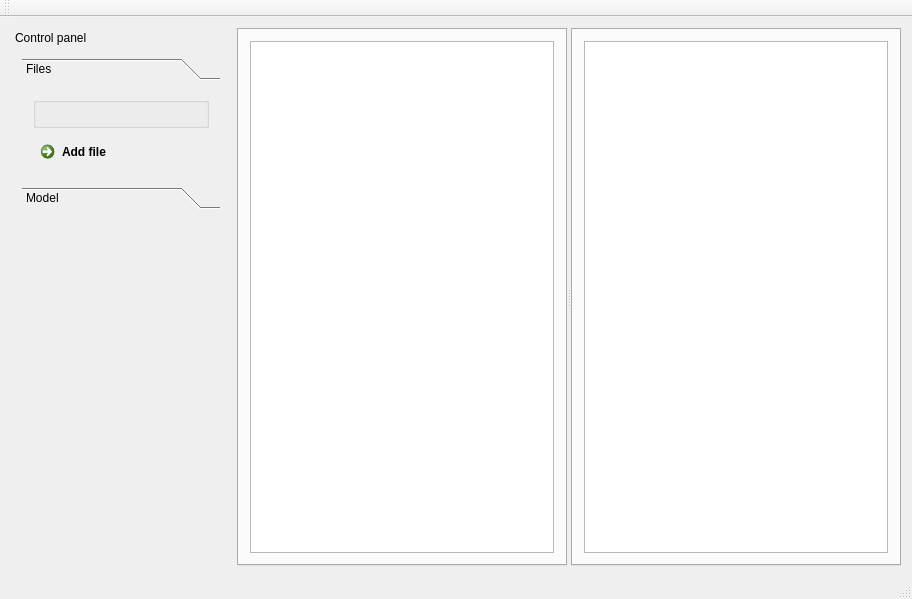
Qt form mainwindow.ui (gurmaaan/ParamsViewer) before a commit.
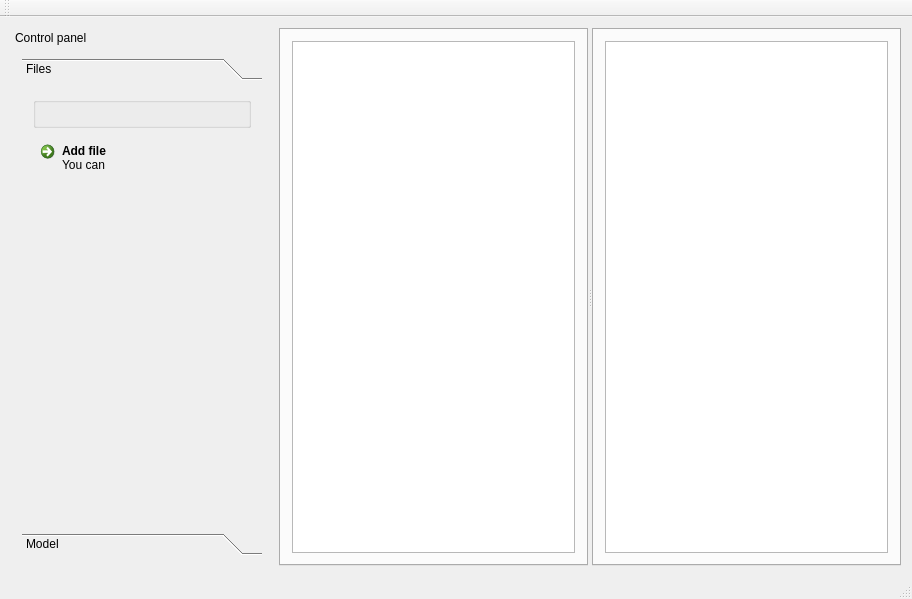
The same form after that commit. Icons and pictures are not drawn. Custom widgets are drawn as their Qt base class.

Diff of the .ui file:
```diff
--- a/mainwindow.ui
+++ b/mainwindow.ui
@@ -29,8 +29,8 @@
       </property>
       <property name="minimumSize">
        <size>
-        <width>220</width>
-        <height>175</height>
+        <width>258</width>
+        <height>208</height>
        </size>
       </property>
       <property name="features">
@@ -47,11 +47,17 @@
         <item>
          <widget class="QToolBox" name="toolBox">
           <property name="sizePolicy">
-           <sizepolicy hsizetype="Preferred" vsizetype="Maximum">
+           <sizepolicy hsizetype="Preferred" vsizetype="Minimum">
             <horstretch>0</horstretch>
             <verstretch>0</verstretch>
            </sizepolicy>
           </property>
+          <property name="minimumSize">
+           <size>
+            <width>240</width>
+            <height>0</height>
+           </size>
+          </property>
           <property name="currentIndex">
            <number>0</number>
           </property>
@@ -60,8 +66,8 @@
             <rect>
              <x>0</x>
              <y>0</y>
-             <width>202</width>
-             <height>79</height>
+             <width>240</width>
+             <height>425</height>
             </rect>
            </property>
            <attribute name="label">
@@ -70,8 +76,17 @@
            <layout class="QVBoxLayout" name="verticalLayout">
             <item>
              <layout class="QVBoxLayout" name="filesLayout">
+              <property name="sizeConstraint">
+               <enum>QLayout::SetMinimumSize</enum>
+              </property>
               <item>
                <widget class="FileWidget" name="fileWidget">
+                <property name="sizePolicy">
+                 <sizepolicy hsizetype="Preferred" vsizetype="Maximum">
+                  <horstretch>0</horstretch>
+                  <verstretch>0</verstretch>
+                 </sizepolicy>
+                </property>
                 <property name="title">
                  <string/>
                 </property>
@@ -97,8 +112,24 @@
               <property name="shortcut">
                <string>Ctrl+Shift+O</string>
               </property>
+              <property name="description">
+               <string>You can </string>
+              </property>
              </widget>
             </item>
+            <item>
+             <spacer name="verticalSpacer">
+              <property name="orientation">
+               <enum>Qt::Vertical</enum>
+              </property>
+              <property name="sizeHint" stdset="0">
+               <size>
+                <width>20</width>
+                <height>40</height>
+               </size>
+              </property>
+             </spacer>
+            </item>
            </layout>
           </widget>
           <widget class="QWidget" name="modelsPage">
@@ -116,19 +147,6 @@
           </widget>
          </widget>
         </item>
-        <item>
-         <spacer name="verticalSpacer">
-          <property name="orientation">
-           <enum>Qt::Vertical</enum>
-          </property>
-          <property name="sizeHint" stdset="0">
-           <size>
-            <width>20</width>
-            <height>40</height>
-           </size>
-          </property>
-         </spacer>
-        </item>
        </layout>
       </widget>
      </widget>
```
Left out of the diff: 138 changed lines with no effect on the pictures.
